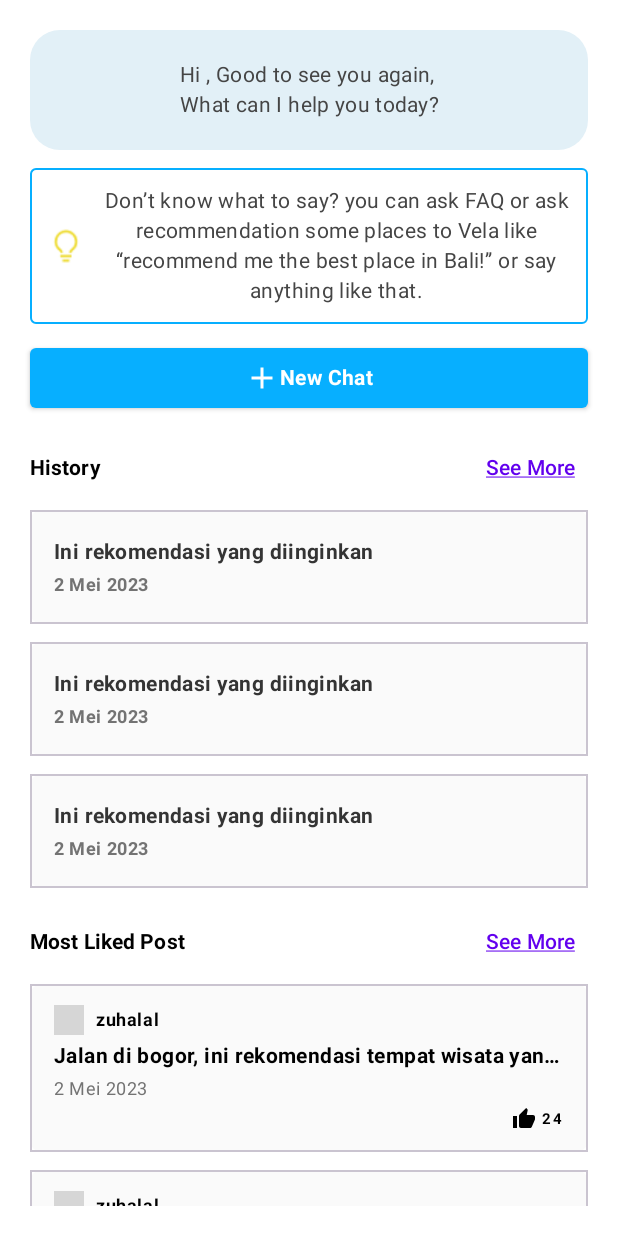
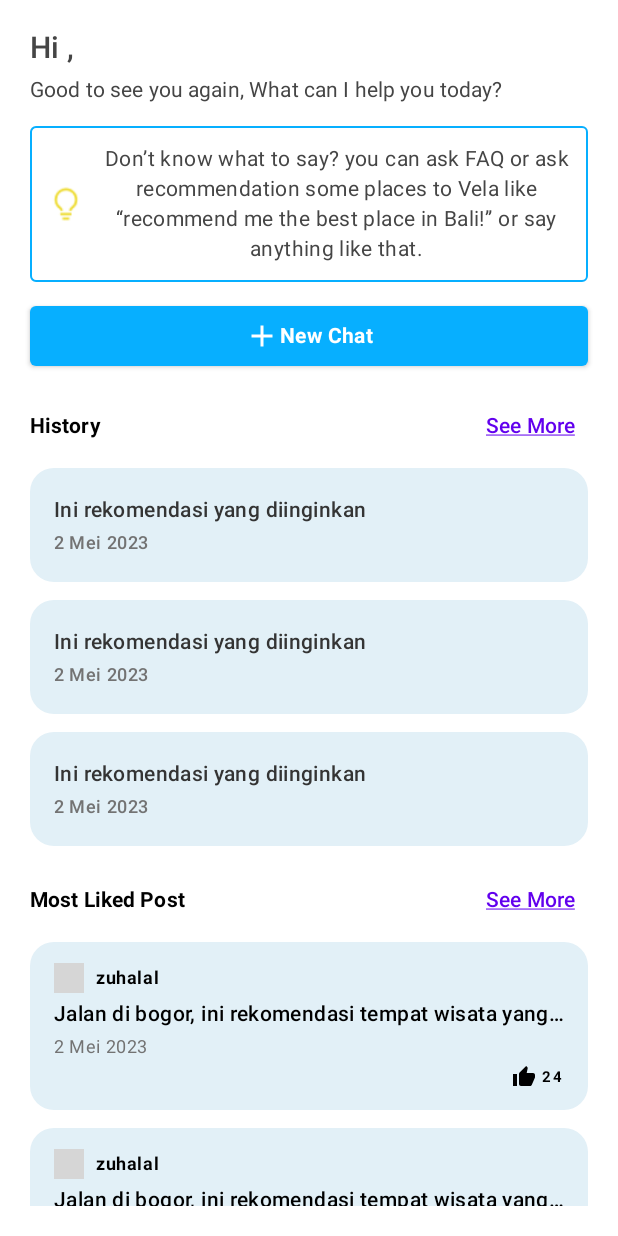
Before and after one commit to travelah/travelah-app, an Android app built with Jetpack Compose: the composable HomeScreen shown on its own in the app's theme, on a phone screen of 412 x 824 dp. Run offline under Robolectric (Android 15) with nearby library versions, the phone set to English and light mode, and no system bars; our stand-ins replace livedata-compose; pictures from the network do not load; 1 statement that could not run was skipped; grey boxes are pictures that could not be loaded.

Commit message:
fix: home layout

```diff
--- a/app/src/main/java/com/travelah/travelahapp/ui/components/contents/HomeContent.kt
+++ b/app/src/main/java/com/travelah/travelahapp/ui/components/contents/HomeContent.kt
@@ -34,22 +34,25 @@ fun HomeContent(
             Column(
                 verticalArrangement = Arrangement.spacedBy(12.dp)
             ) {
-                Box(
-                    modifier = Modifier
-                        .background(
-                            color = Color(0xFFE2F0F7),
-                            shape = RoundedCornerShape(20.dp)
-                        )
-                        .padding(horizontal = 16.dp, vertical = 20.dp)
+                Column(
+                    verticalArrangement = Arrangement.spacedBy(4.dp),
                 ) {
                     Text(
-                        "${stringResource(R.string.hi)} $profileName, ${stringResource(R.string.good_to_see_you_again)}, \n" +
-                                stringResource(R.string.help_today_question),
-                        style = MaterialTheme.typography.body2.copy(
+                        "${stringResource(R.string.hi)} $profileName,",
+                        style = MaterialTheme.typography.h6.copy(
                             color = Color(0xFF454545),
-                            textAlign = TextAlign.Center
+                            fontWeight = FontWeight.SemiBold,
+                            textAlign = TextAlign.Left
                         ),
                         modifier = Modifier.fillMaxWidth()
+                    )
+                    Text(
+                        "${stringResource(R.string.good_to_see_you_again)}, ${stringResource(R.string.help_today_question)}",
+                        style = MaterialTheme.typography.subtitle2.copy(
+                            color = Color(0xFF454545),
+                            fontWeight = FontWeight.Normal,
+                            textAlign = TextAlign.Left
+                        ),
                     )
                 }
                 Row(
@@ -147,7 +150,7 @@ fun HomeContent(
                             date = "2 Mei 2023",
                             likeCount = 24
                         )
-                        PostCardHome (
+                        PostCardHome(
                             username = "zuhalal",
                             title = "Jalan di bogor, ini rekomendasi tempat wisata yang keren banget",
                             date = "2 Mei 2023",
--- a/app/src/main/java/com/travelah/travelahapp/ui/components/elements/HistoryChatCardHome.kt
+++ b/app/src/main/java/com/travelah/travelahapp/ui/components/elements/HistoryChatCardHome.kt
@@ -1,7 +1,6 @@
 package com.travelah.travelahapp.ui.components.elements
 
 import androidx.compose.foundation.background
-import androidx.compose.foundation.border
 import androidx.compose.foundation.layout.*
 import androidx.compose.foundation.shape.RoundedCornerShape
 import androidx.compose.material.MaterialTheme
@@ -24,8 +23,7 @@ fun HistoryChatCardHome(
         modifier = modifier
             .height(76.dp)
             .fillMaxWidth()
-            .background(color = Color(0xFFFAFAFA), shape = RoundedCornerShape(8.dp))
-            .border(width = 1.dp, color = Color(0xFFCAC4D0))
+            .background(color = Color(0xFFE2F0F7), shape = RoundedCornerShape(16.dp))
             .padding(vertical = 12.dp, horizontal = 16.dp),
     ) {
         Column(
@@ -38,7 +36,7 @@ fun HistoryChatCardHome(
                 text = latestChat,
                 color = Color(0xFF343434),
                 style = MaterialTheme.typography.body2.copy(
-                    fontWeight = FontWeight.Bold
+                    fontWeight = FontWeight.Medium
                 ),
                 maxLines = 1, overflow = TextOverflow.Ellipsis
             )
@@ -46,7 +44,7 @@ fun HistoryChatCardHome(
                 date,
                 color = Color(0xFF737373),
                 style = MaterialTheme.typography.caption.copy(
-                    fontWeight = FontWeight.Bold
+                    fontWeight = FontWeight.Medium
                 ),
                 maxLines = 1, overflow = TextOverflow.Ellipsis
             )
--- a/app/src/main/java/com/travelah/travelahapp/ui/components/elements/PostCardHome.kt
+++ b/app/src/main/java/com/travelah/travelahapp/ui/components/elements/PostCardHome.kt
@@ -32,8 +32,7 @@ fun PostCardHome(
         modifier = modifier
             .height(112.dp)
             .fillMaxWidth()
-            .background(color = Color(0xFFFAFAFA), shape = RoundedCornerShape(8.dp))
-            .border(width = 1.dp, color = Color(0xFFCAC4D0))
+            .background(color = Color(0xFFE2F0F7), shape = RoundedCornerShape(16.dp))
             .padding(vertical = 8.dp, horizontal = 16.dp),
     ) {
         Column(
@@ -65,7 +64,7 @@ fun PostCardHome(
             Text(
                 title,
                 style = MaterialTheme.typography.body2.copy(
-                    fontWeight = FontWeight.Bold
+                    fontWeight = FontWeight.Medium
                 ),
                 maxLines = 1, overflow = TextOverflow.Ellipsis
             )
```
